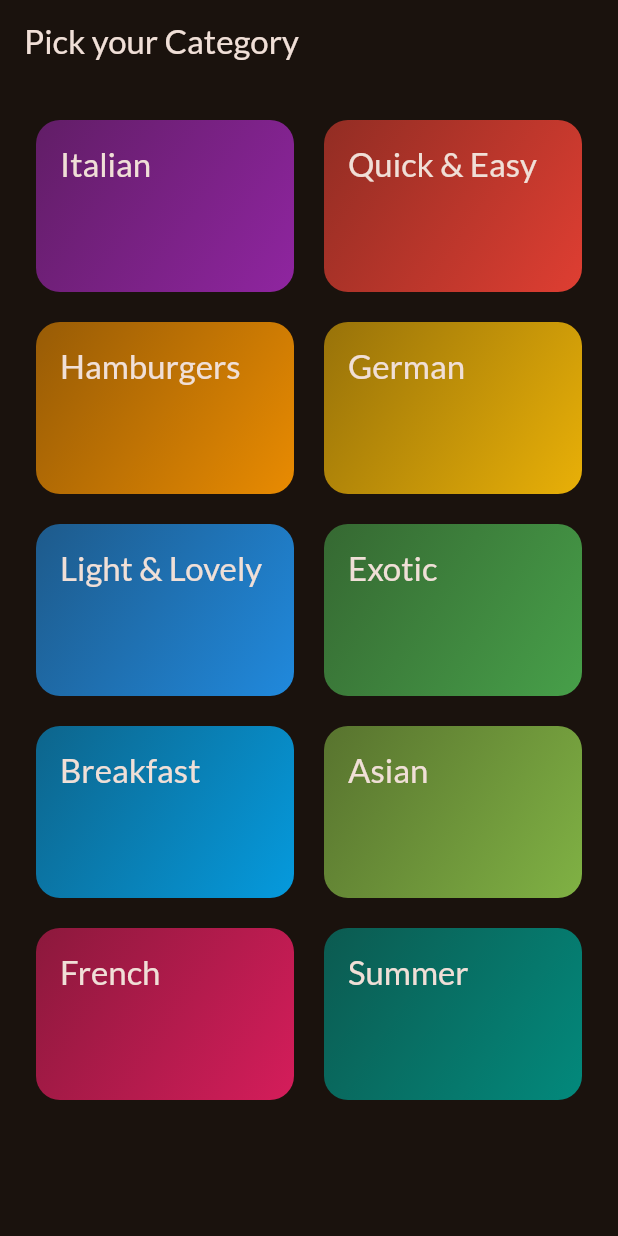
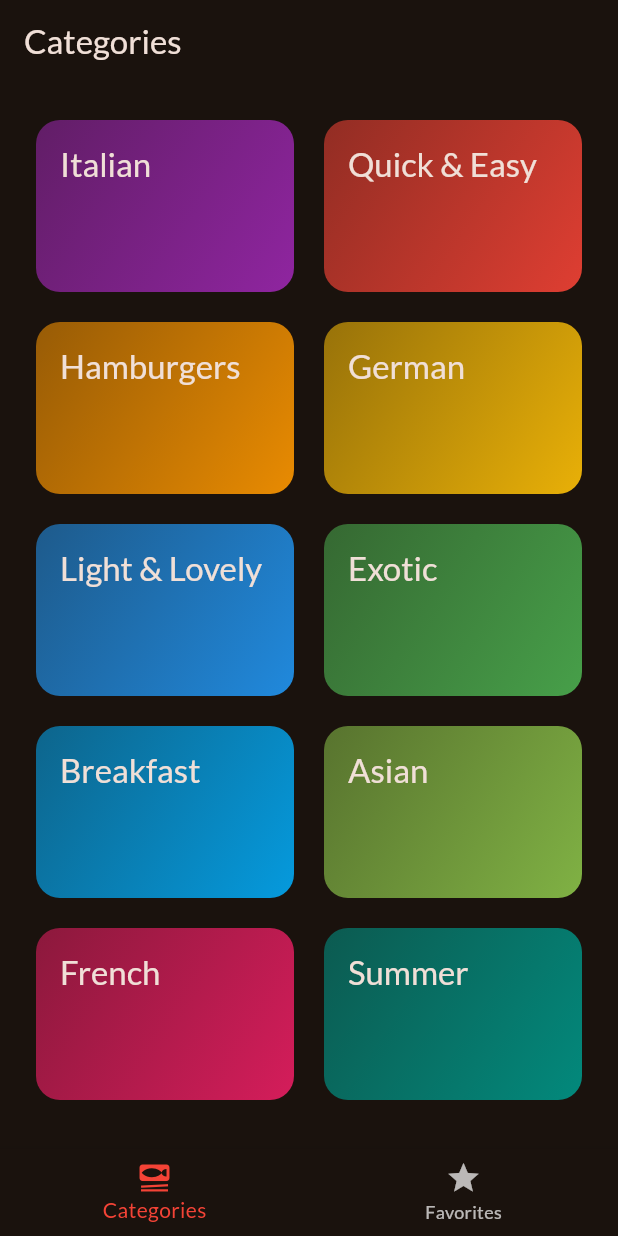
Before and after one commit to jherman1/meals_app, a Flutter app: the screen it shows after launch, on a phone screen of 412 x 824 dp. Run offline on Flutter 3.47's test engine with Material 3 defaults, Android fonts, the phone set to English and light mode, and no system bars; our stand-ins replace google_fonts, transparent_image.

Commit message:
Added tab-based navigation, and refactored some of the code to properly handle tabs

```diff
--- a/lib/main.dart
+++ b/lib/main.dart
@@ -1,6 +1,6 @@
 import 'package:flutter/material.dart';
 import 'package:google_fonts/google_fonts.dart';
-import 'package:meals_app/screens/categories.dart';
+import 'package:meals_app/screens/tabs.dart';
 
 final theme = ThemeData(
   useMaterial3: true,
@@ -22,7 +22,7 @@ class App extends StatelessWidget {
   Widget build(BuildContext context) {
     return MaterialApp(
       theme: theme,
-      home: const CategoriesScreen(),
+      home: const TabsScreen(),
     );
   }
 }
--- a/lib/screens/categories.dart
+++ b/lib/screens/categories.dart
@@ -23,11 +23,7 @@ class CategoriesScreen extends StatelessWidget {
 
   @override
   Widget build(BuildContext context) {
-    return Scaffold(
-      appBar: AppBar(
-        title: const Text('Pick your Category'),
-      ),
-      body: GridView(
+    return GridView(
       padding: const EdgeInsets.all(24),
       gridDelegate: const SliverGridDelegateWithFixedCrossAxisCount(
         crossAxisCount: 2,
@@ -41,9 +37,9 @@ class CategoriesScreen extends StatelessWidget {
             category: category,
             onSelectCategory: () {
               _selectCategory(context, category);
-                })
+            },
+          )
       ],
-      ),
     );
   }
 }
--- /dev/null
+++ b/lib/screens/tabs.dart
@@ -0,0 +1,56 @@
+
+import 'package:flutter/material.dart';
+import 'package:meals_app/screens/categories.dart';
+import 'package:meals_app/screens/meals.dart';
+
+class TabsScreen extends StatefulWidget {
+
+  const TabsScreen({super.key});
+
+  @override
+  State<TabsScreen> createState() {
+    return _TabsScreenState();
+  }
+
+
+}
+
+class _TabsScreenState extends State<TabsScreen> {
+
+  int _selectedPageIndex = 0;
+
+  void _selectPage(int index) {
+    setState(() {
+      _selectedPageIndex = index;
+    });
+  }
+
+  @override
+  Widget build(BuildContext context) {
+
+    Widget activePage = const CategoriesScreen();
+    var activePageTitle = 'Categories';
+
+    if(_selectedPageIndex == 1) {
+      activePage = const MealsScreen(meals: []);
+      activePageTitle = 'Your Favorites';
+    }
+
+    return Scaffold(
+      appBar: AppBar(
+        title: Text(activePageTitle),
+      ),
+      body: activePage,
+      bottomNavigationBar: BottomNavigationBar(
+        onTap: _selectPage,
+        currentIndex: _selectedPageIndex,
+        selectedItemColor: Colors.red,
+        items: const [
+          BottomNavigationBarItem(icon: Icon(Icons.set_meal), label: 'Categories'),
+          BottomNavigationBarItem(icon: Icon(Icons.star), label: 'Favorites')
+        ],
+      ),
+    );
+  }
+
+}
```
Also changed, not shown: lib/screens/meals.dart (+8 -10 lines). Lines whose indentation alone changed are shown as unchanged.
